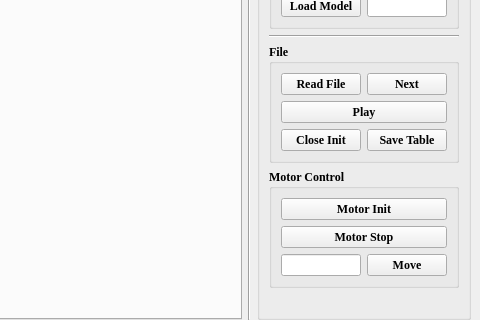
This is Radar_UDP.ui in CruzeOliver/FMCW-Radar-GUI as Qt 5 draws it before an edit; both pictures show x 544 to 1024 and y 284 to 604 of the 1024 by 829 pixel window. The edited form follows.
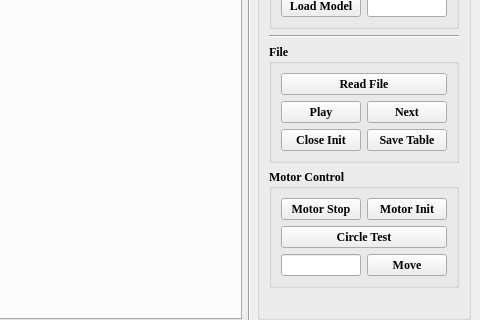
This is the edited form.

Commit message: adjust UI code ：add a button for circle Test of radar

Diff of the .ui file:
```diff
--- a/Radar_UDP.ui
+++ b/Radar_UDP.ui
@@ -296,19 +296,6 @@
               </property>
              </widget>
             </item>
-            <item>
-             <widget class="QPushButton" name="pushButton_Next">
-              <property name="sizePolicy">
-               <sizepolicy hsizetype="Expanding" vsizetype="Fixed">
-                <horstretch>5</horstretch>
-                <verstretch>0</verstretch>
-               </sizepolicy>
-              </property>
-              <property name="text">
-               <string>Next</string>
-              </property>
-             </widget>
-            </item>
            </layout>
           </item>
           <item>
@@ -326,6 +313,19 @@
               </property>
              </widget>
             </item>
+            <item>
+             <widget class="QPushButton" name="pushButton_Next">
+              <property name="sizePolicy">
+               <sizepolicy hsizetype="Expanding" vsizetype="Fixed">
+                <horstretch>5</horstretch>
+                <verstretch>0</verstretch>
+               </sizepolicy>
+              </property>
+              <property name="text">
+               <string>Next</string>
+              </property>
+             </widget>
+            </item>
            </layout>
           </item>
           <item>
@@ -364,16 +364,27 @@
          </property>
          <layout class="QVBoxLayout" name="verticalLayout_4">
           <item>
-           <widget class="QPushButton" name="pushButton_MotorConnect">
-            <property name="text">
-             <string>Motor Init</string>
-            </property>
-           </widget>
+           <layout class="QHBoxLayout" name="horizontalLayout_16">
+            <item>
+             <widget class="QPushButton" name="pushButton_MotorDisconnect">
+              <property name="text">
+               <string>Motor Stop</string>
+              </property>
+             </widget>
+            </item>
+            <item>
+             <widget class="QPushButton" name="pushButton_MotorConnect">
+              <property name="text">
+               <string>Motor Init</string>
+              </property>
+             </widget>
+            </item>
+           </layout>
           </item>
           <item>
-           <widget class="QPushButton" name="pushButton_MotorDisconnect">
+           <widget class="QPushButton" name="pushButton_2">
             <property name="text">
-             <string>Motor Stop</string>
+             <string>Circle Test</string>
             </property>
            </widget>
           </item>
```
Left out of the diff: 151 changed lines with no effect on the pictures. The commit also changes 2 other files.
